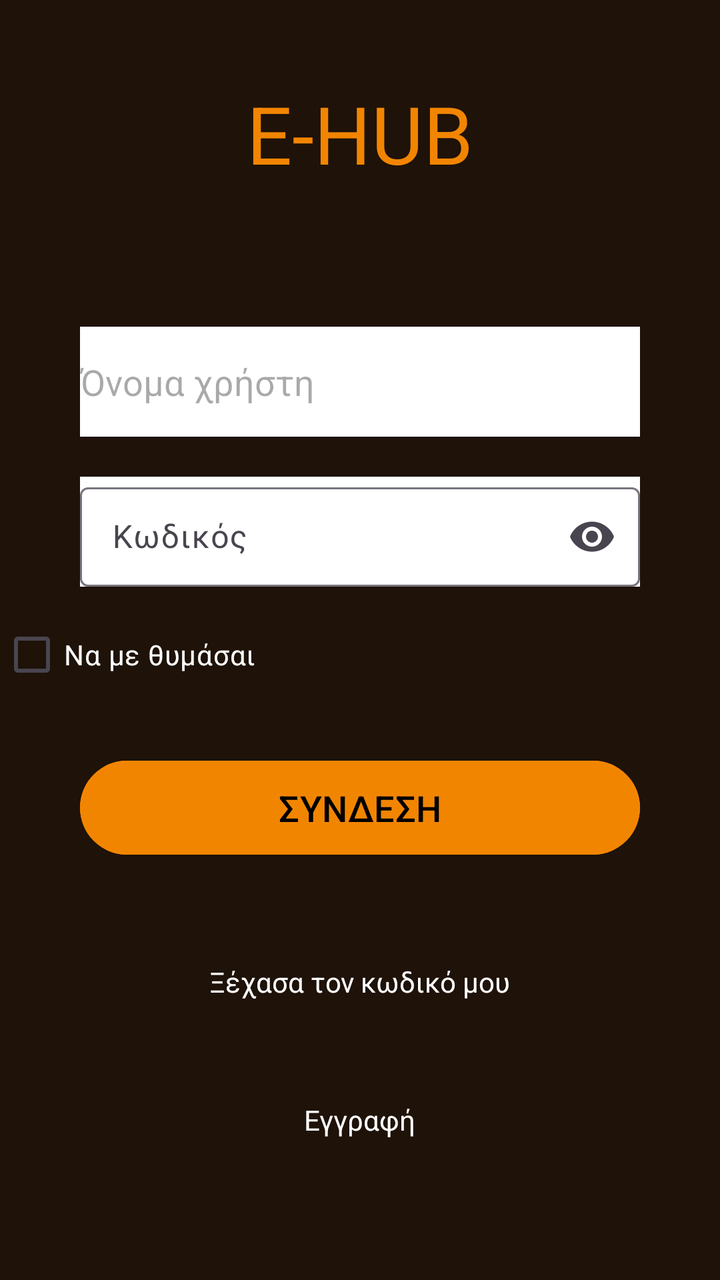
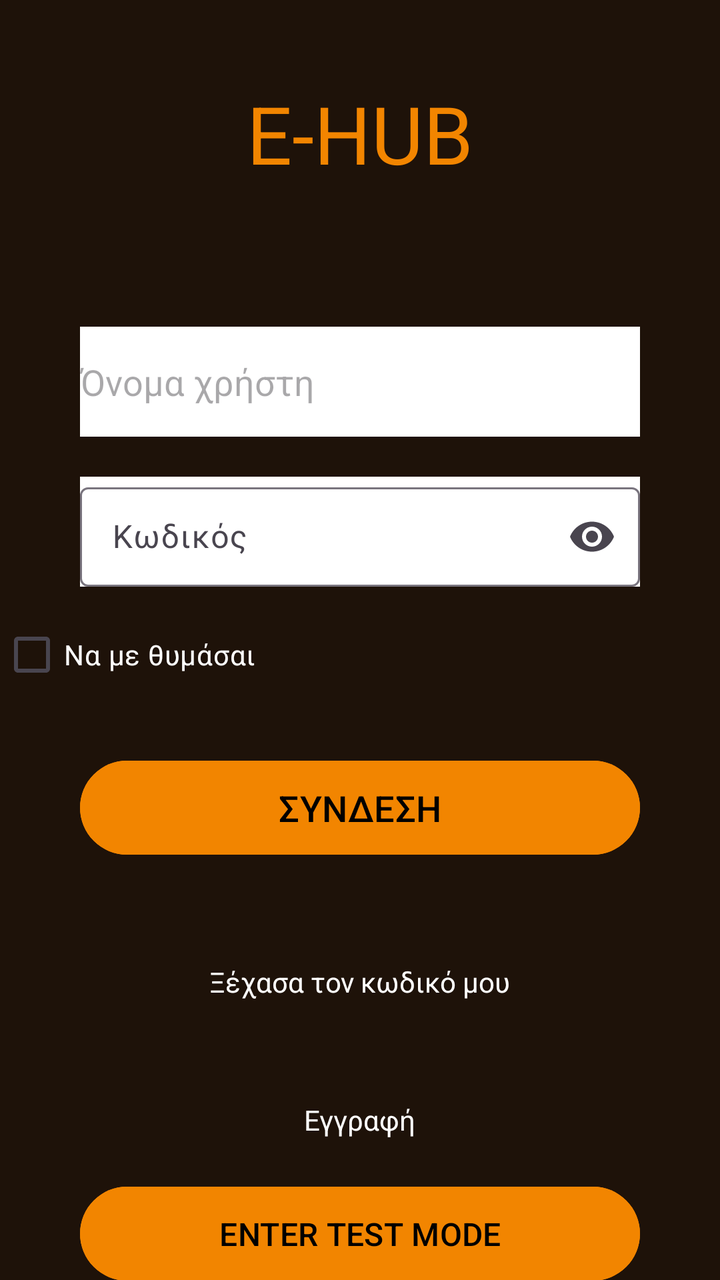

Before-and-after screenshots of an Android layout around one commit, followed by the original layout XML and the change that was made.
<!-- AndroidManifest.xml: application theme Theme.EHUB -->
<!-- res/layout/activity_main.xml -->
<?xml version="1.0" encoding="utf-8"?>
<androidx.constraintlayout.widget.ConstraintLayout xmlns:android="http://schemas.android.com/apk/res/android"
    xmlns:app="http://schemas.android.com/apk/res-auto"
    xmlns:tools="http://schemas.android.com/tools"
    android:id="@+id/main"
    android:layout_width="match_parent"
    android:layout_height="match_parent"
    android:background="@color/brown"
    tools:context=".MainActivity">

    <TextView
        android:id="@+id/titleText"
        android:layout_width="wrap_content"
        android:layout_height="wrap_content"
        android:text="E-HUB"
        android:textColor="@color/orange"
        android:textSize="40sp"
        app:layout_constraintEnd_toEndOf="parent"
        app:layout_constraintStart_toStartOf="parent"
        app:layout_constraintTop_toTopOf="parent"
        android:layout_marginTop="40sp"/>

    <EditText
        android:id="@+id/usernameInput"
        android:layout_width="280dp"
        android:layout_height="55dp"
        android:hint="Όνομα χρήστη"
        android:backgroundTint="@color/white"
        android:background="@color/black"
        android:textColor="@color/black"
        android:inputType="text"
        app:layout_constraintTop_toBottomOf="@id/titleText"
        app:layout_constraintStart_toStartOf="parent"
        app:layout_constraintEnd_toEndOf="parent"
        android:layout_marginTop="70dp" />

    <com.google.android.material.textfield.TextInputLayout
        android:id="@+id/passwordInput"
        android:layout_width="280dp"
        android:layout_height="55dp"
        android:hint="Κωδικός"
        app:endIconMode="password_toggle"
        android:background="@color/white"
        app:layout_constraintTop_toBottomOf="@id/usernameInput"
        app:layout_constraintStart_toStartOf="parent"
        app:layout_constraintEnd_toEndOf="parent"
        android:layout_marginTop="20dp">

        <com.google.android.material.textfield.TextInputEditText
            android:layout_width="match_parent"
            android:layout_height="match_parent"
            android:inputType="textPassword"
            android:textColor="@color/black" />

    </com.google.android.material.textfield.TextInputLayout>






    <com.google.android.material.checkbox.MaterialCheckBox
        android:id="@+id/rememberMeCheckBox"
        android:layout_width="wrap_content"
        android:layout_height="wrap_content"
        android:text="Να με θυμάσαι"

        android:textColor="@color/white"
        app:layout_constraintTop_toBottomOf="@id/passwordInput"
        app:layout_constraintStart_toStartOf="parent"
        android:layout_marginTop="10dp" />

    <Button
        android:id="@+id/loginButton"
        android:layout_width="280dp"
        android:layout_height="55dp"
        android:text="ΣΥΝΔΕΣΗ"
        android:textSize="18sp"
        android:backgroundTint="@color/orange"
        android:textColor="@color/black"
        app:layout_constraintTop_toBottomOf="@id/rememberMeCheckBox"
        app:layout_constraintStart_toStartOf="parent"
        app:layout_constraintEnd_toEndOf="parent"
        android:layout_marginTop="25dp" />

    <TextView
        android:id="@+id/forgotPasswordText"
        android:layout_width="wrap_content"
        android:layout_height="wrap_content"
        android:text="Ξέχασα τον κωδικό μου"
        android:textSize="14sp"
        android:clickable="true"
        android:focusable="true"
        app:layout_constraintTop_toBottomOf="@id/loginButton"
        android:textColor="@color/white"
        app:layout_constraintStart_toStartOf="parent"
        app:layout_constraintEnd_toEndOf="parent"
        android:layout_marginTop="50dp" />



    <TextView
        android:id="@+id/registerText"
        android:layout_width="wrap_content"
        android:layout_height="wrap_content"
        android:text="Εγγραφή"
        android:textSize="14sp"
        android:clickable="true"
        android:focusable="true"
        app:layout_constraintTop_toBottomOf="@id/forgotPasswordText"
        android:textColor="@color/white"
        app:layout_constraintStart_toStartOf="parent"
        app:layout_constraintEnd_toEndOf="parent"
        android:layout_marginTop="50dp" />





</androidx.constraintlayout.widget.ConstraintLayout>
<!-- resources referenced by this layout -->
<resources>
  <color name="black">#FF000000</color>
  <color name="brown">#1E1209</color>
  <color name="orange">#F28500</color>
  <color name="white">#FFFFFFFF</color>
  <style name="Theme.EHUB" parent="Base.Theme.EHUB" />
  <style name="Base.Theme.EHUB" parent="Theme.Material3.DayNight.NoActionBar">
          
          
      </style>
</resources>

<!-- the commit's change to res/layout/activity_main.xml (unified diff, before → after) -->
@@ -114,6 +114,21 @@
         android:layout_marginTop="50dp" />
 
 
+    <Button
+        android:id="@+id/testModeButton"
+        android:layout_width="280dp"
+        android:layout_height="55dp"
+        android:text="ENTER TEST MODE"
+        android:textSize="16sp"
+        android:backgroundTint="@color/orange"
+        android:textColor="@color/black"
+        app:layout_constraintTop_toBottomOf="@id/registerText"
+        app:layout_constraintStart_toStartOf="parent"
+        app:layout_constraintEnd_toEndOf="parent"
+        android:layout_marginTop="20dp" />
+
+
+
 
 
 
